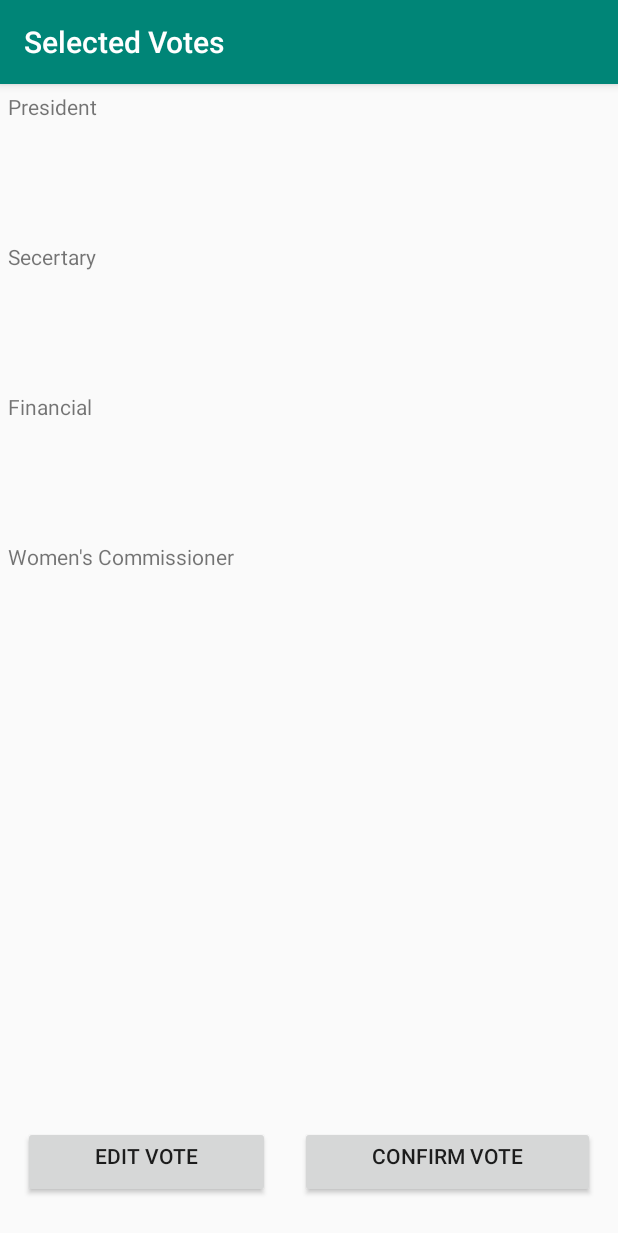
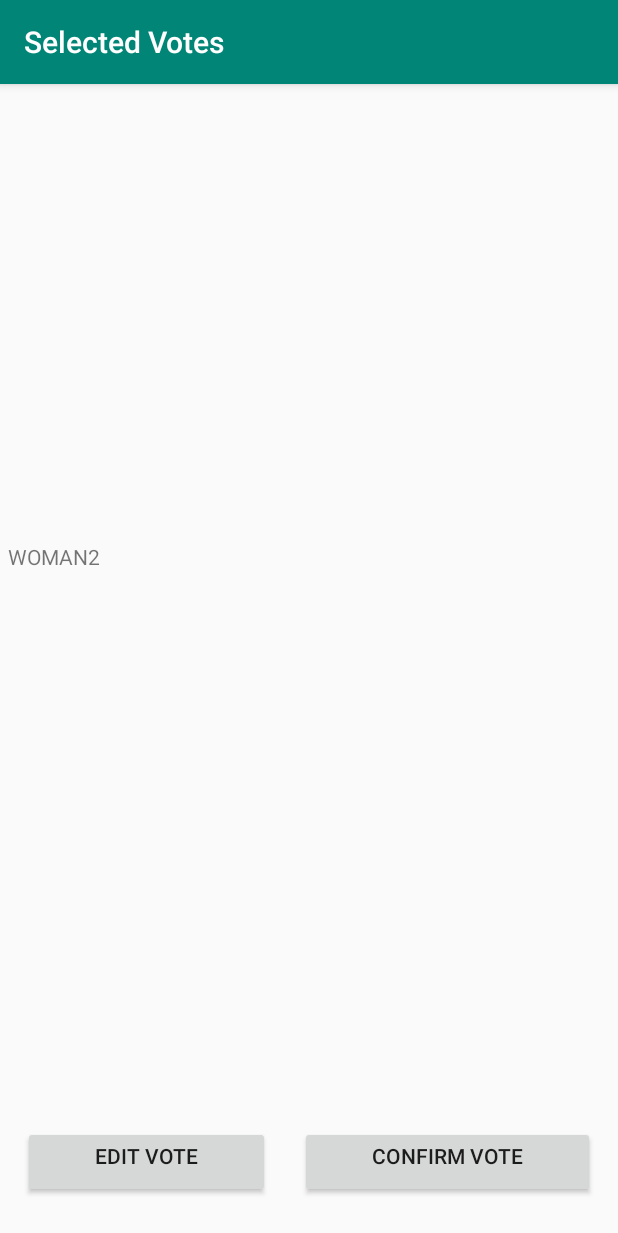
Before and after one commit to stefanmills/votingapp, an Android app: the WomensCommissioner screen opened directly, with no data from a screen before it, after a tap on an icon or button, on a phone screen of 412 x 824 dp. Shown: the top 1233 px of the screen. Run offline under Robolectric (Android 15) with nearby library versions, the phone set to English and light mode, and no system bars; 2 other taps on this screen came first.

Commit message:
TEXTVIEW_AT_THE_END.2

```diff
--- a/app/src/main/java/com/example/votingapp/SelectedVotes.java
+++ b/app/src/main/java/com/example/votingapp/SelectedVotes.java
@@ -6,20 +6,47 @@ import android.support.v7.app.ActionBar;
 import android.support.v7.app.AppCompatActivity;
 import android.view.View;
 import android.widget.Button;
+import android.widget.TextView;
 import android.widget.Toast;
 
 public class SelectedVotes extends AppCompatActivity {
     private Button buttonEdit;
     private Button buttonConfirm;
+    private TextView president;
+    private TextView secretary;
+    private TextView financial;
+    private TextView womens;
     @Override
     protected void onCreate(Bundle savedInstanceState) {
         super.onCreate(savedInstanceState);
         setContentView(R.layout.selectedvotes); // this shows you where you wonna direct it to
+
+        // for the button
         buttonConfirm= findViewById(R.id.btConfirm);
+        buttonEdit= findViewById(R.id.btEdit);
+
+        //for the textview
+        president= findViewById(R.id.txtPresident);
+        secretary=findViewById(R.id.txtSecretary);
+        financial=findViewById(R.id.txtFinancial);
+        womens= findViewById(R.id.txtWomen);
+
+        buttonEdit.setOnClickListener(new View.OnClickListener() {
+            @Override
+            public void onClick(View v) {
+                Intent back= new Intent(getApplicationContext(), President.class);
+                startActivity(back);
+
+            }
+        });
+
+
+
 
         buttonConfirm.setOnClickListener(new View.OnClickListener() {
             @Override
             public void onClick(View v) {
+              Toast.makeText(getApplicationContext(),"Vote sent",Toast.LENGTH_LONG).show();
                 // but before the next line it should send the votes to the xerver
                 Intent vote= new Intent(getApplicationContext(), VotePage.class);
                 startActivity(vote);
@@ -32,12 +59,20 @@ public class SelectedVotes extends AppCompatActivity {
         String selectedSecretary = getIntent().getStringExtra(AppConstants.selectedSecretaryString);
 
 
-        Toast.makeText(this, String.format("{%s} {%s} {%s} {%s}", selectedFinancial, selectedPresident, selectedSecretary, selectedWocom), Toast.LENGTH_LONG).show();
+        president.setText(selectedPresident);
+        secretary.setText(selectedSecretary);
+        financial.setText(selectedFinancial);
+        womens.setText(selectedWocom);
+
+       // Toast.makeText(this, String.format("{%s} {%s} {%s} {%s}", selectedPresident, selectedSecretary, selectedFinancial, selectedWocom), Toast.LENGTH_LONG).show();
 
 
 
         ActionBar actionBar = getSupportActionBar();
         actionBar.setTitle("Selected Votes");
 
+
+
+
 }
 }
--- a/app/src/main/java/com/example/votingapp/WomensCommissioner.java
+++ b/app/src/main/java/com/example/votingapp/WomensCommissioner.java
@@ -46,18 +46,23 @@ public class WomensCommissioner extends AppCompatActivity {
         final String selectedSecetary = getIntent().getStringExtra(AppConstants.selectedSecretaryString);
         final String selectedFinancial = getIntent().getStringExtra(AppConstants.selectedFinancialString);
 
-        Toast.makeText(this, String.format("{%s} {%s} {%s}", selectedFinancial, selectedPresident, selectedSecetary), Toast.LENGTH_SHORT).show();
+        Toast.makeText(this, String.format("{%s} {%s} {%s}", selectedPresident, selectedSecetary, selectedFinancial), Toast.LENGTH_SHORT).show();
 
         buttonWomen.setOnClickListener(new View.OnClickListener() {
             @Override
             public void onClick(View v) {
-                Intent women= new Intent(getApplicationContext(), SelectedVotes.class);
-                women.putExtra(AppConstants.selectedFinancialString, selectedFinancial);
-                women.putExtra(AppConstants.selectedSecretaryString, selectedSecetary);
-                women.putExtra(AppConstants.selectedPresidentString, selectedPresident);
-                women.putExtra(AppConstants.selectedWocomString, selectedWomen);
+                if (selectedWomen==null || selectedWomen.isEmpty()){
+                    Toast.makeText(getApplicationContext(), "Please select a candidate", Toast.LENGTH_LONG).show();
+                } else {
 
-                startActivity(women);
+                    Intent women = new Intent(getApplicationContext(), SelectedVotes.class);
+                    women.putExtra(AppConstants.selectedFinancialString, selectedFinancial);
+                    women.putExtra(AppConstants.selectedSecretaryString, selectedSecetary);
+                    women.putExtra(AppConstants.selectedPresidentString, selectedPresident);
+                    women.putExtra(AppConstants.selectedWocomString, selectedWomen);
+
+                    startActivity(women);
+                }
             }
         });
         ActionBar actionBar = getSupportActionBar();
```
Also changed, not shown: app/src/main/java/com/example/votingapp/Financial.java (+11 -5 lines), app/src/main/java/com/example/votingapp/SecretaryPage.java (+9 -4 lines).
